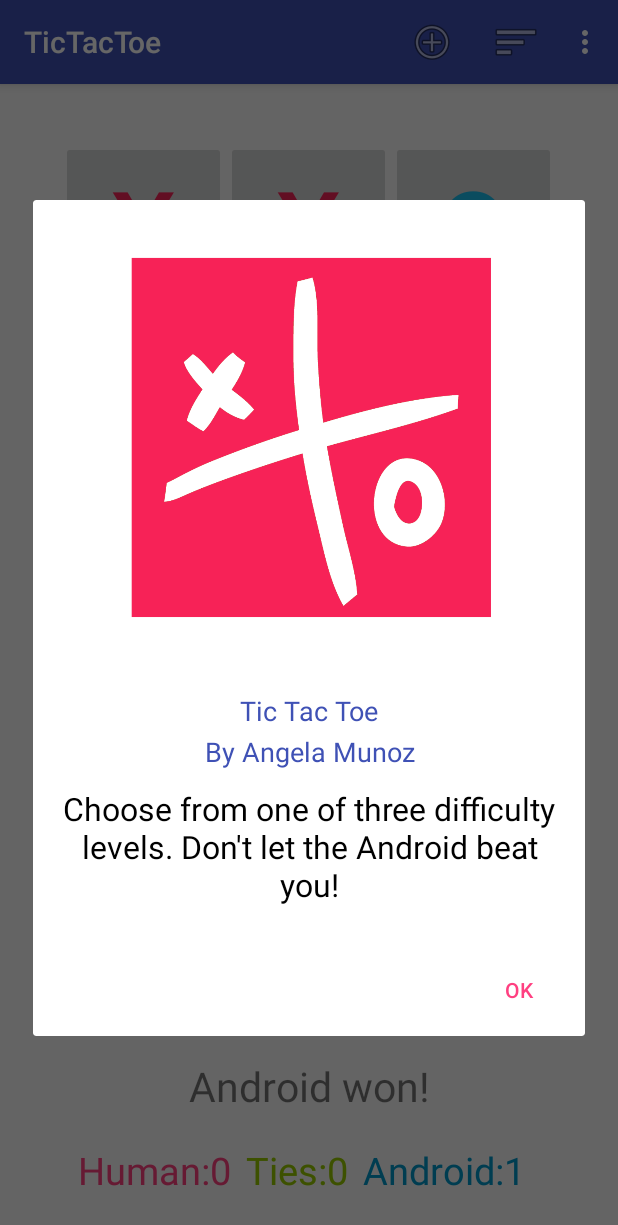
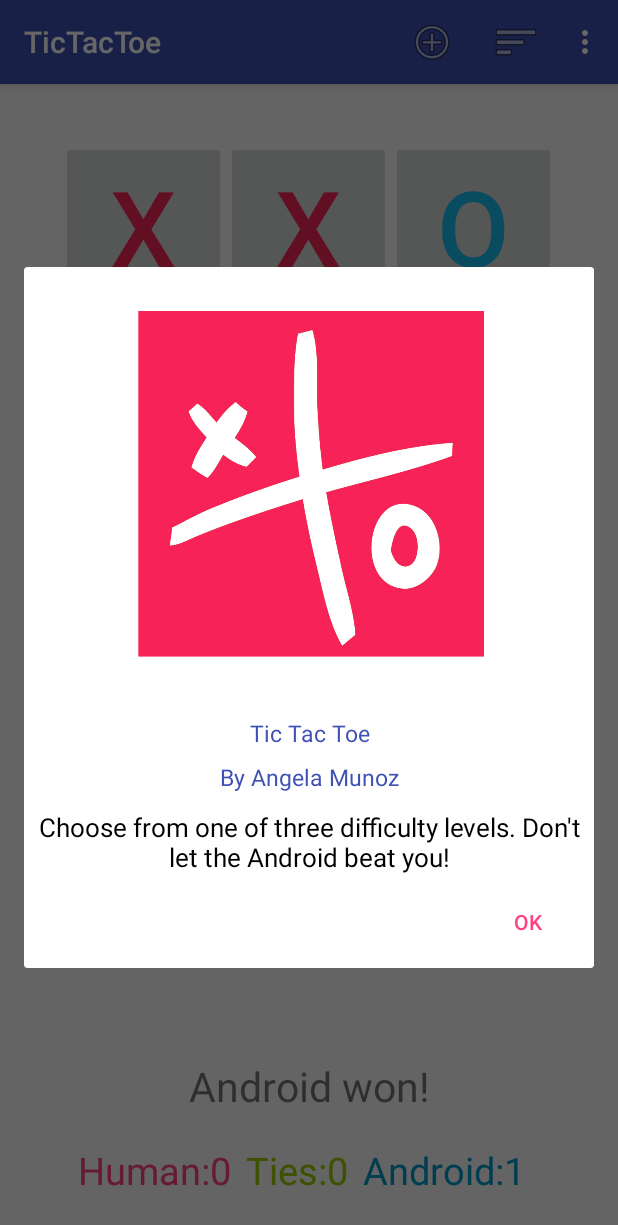
Before and after one commit to anmmunozme/desarrollo-de-aplicaciones-moviles, an Android app: the screen it shows after launch (MainActivity), in the options menu, after a tap on "About game", on a phone screen of 412 x 824 dp. Shown: the top 1225 px of the screen. Run offline under Robolectric (Android 15) with nearby library versions, the phone set to English and light mode, and no system bars.

Commit message:
reto 4 margin about

```diff
--- a/reto 4/TicTacToe/app/src/main/res/layout/about_dialog.xml
+++ b/reto 4/TicTacToe/app/src/main/res/layout/about_dialog.xml
@@ -11,88 +11,113 @@
 
 
     <LinearLayout
-        android:layout_width="368dp"
-        android:layout_height="495dp"
+        android:id="@+id/l"
+        android:layout_width="wrap_content"
+        android:layout_height="wrap_content"
         android:orientation="vertical"
-        tools:layout_editor_absoluteY="8dp"
         tools:layout_editor_absoluteX="8dp"
-        android:weightSum="1">
+        tools:layout_editor_absoluteY="8dp">
 
         <TableRow
-            android:layout_width="wrap_content"
-            android:layout_height="wrap_content" >
+            android:layout_width="match_parent"
+            android:layout_height="wrap_content"
+            android:layout_marginLeft="1dp"
+            android:layout_marginRight="1dp"
+            android:layout_weight="0.03">
 
             <ImageView
                 android:id="@+id/imageView"
-                android:layout_width="wrap_content"
-                android:layout_height="312dp"
-                android:layout_marginBottom="8dp"
-                android:layout_marginEnd="8dp"
-                android:layout_marginStart="8dp"
-                android:layout_marginTop="8dp"
+                android:layout_width="match_parent"
+                android:layout_height="300dp"
+                android:layout_marginLeft="1dp"
+                android:layout_marginRight="1dp"
+                android:layout_weight="1"
                 android:adjustViewBounds="false"
                 android:scaleType="centerInside"
+                android:src="@drawable/icon"
                 android:visibility="visible"
                 app:layout_constraintBottom_toBottomOf="parent"
                 app:layout_constraintLeft_toLeftOf="parent"
                 app:layout_constraintRight_toRightOf="parent"
                 app:layout_constraintTop_toTopOf="parent"
                 app:srcCompat="@drawable/icon"
-                android:src="@drawable/icon"
                 tools:layout_constraintBottom_creator="1"
                 tools:layout_constraintLeft_creator="1"
                 tools:layout_constraintRight_creator="1"
-                tools:layout_constraintTop_creator="1" />
+                tools:layout_constraintTop_creator="1"
+                tools:layout_conversion_absoluteHeight="312dp"
+                tools:layout_conversion_absoluteWidth="365dp"
+                tools:layout_conversion_absoluteX="9dp"
+                tools:layout_conversion_absoluteY="9dp" />
+        </TableRow>
+
+        <TableRow
+            android:layout_width="match_parent"
+            android:layout_height="29dp">
+
+            <TextView
+                android:id="@+id/textView3"
+                android:layout_width="match_parent"
+                android:layout_height="27dp"
+                android:layout_weight="1"
+                android:gravity="center_horizontal"
+                android:lines="2"
+                android:text="@string/by_name"
+                android:textColor="@color/colorPrimary"
+                android:textSize="15sp"
+                tools:layout_conversion_absoluteHeight="36dp"
+                tools:layout_conversion_absoluteWidth="368dp"
+                tools:layout_conversion_absoluteX="8dp"
+                tools:layout_conversion_absoluteY="352dp"
+                tools:layout_editor_absoluteX="8dp"
+                tools:layout_editor_absoluteY="352dp" />
 
         </TableRow>
 
         <TableRow
             android:layout_width="match_parent"
-            android:layout_height="27dp" >
+            android:layout_height="32dp">
 
             <TextView
                 android:id="@+id/textView"
                 android:layout_width="match_parent"
                 android:layout_height="wrap_content"
+                android:layout_weight="1"
                 android:gravity="center_horizontal"
                 android:lines="2"
-                android:text="@string/by_name"
+                android:text="@string/by"
                 android:textColor="@color/colorPrimary"
-                android:textSize="18sp" />
-
+                android:textSize="15sp"
+                tools:layout_conversion_absoluteHeight="27dp"
+                tools:layout_conversion_absoluteWidth="368dp"
+                tools:layout_conversion_absoluteX="8dp"
+                tools:layout_conversion_absoluteY="325dp"
+                tools:layout_editor_absoluteX="8dp"
+                tools:layout_editor_absoluteY="325dp" />
         </TableRow>
 
         <TableRow
             android:layout_width="match_parent"
-            android:layout_height="30dp"
-            android:layout_weight="0.20">
-
-            <TextView
-                android:id="@+id/textView3"
-                android:layout_width="match_parent"
-                android:layout_height="wrap_content"
-                android:gravity="center_horizontal"
-                android:lines="2"
-                android:text="@string/by"
-                android:textColor="@color/colorPrimary"
-                android:textSize="18sp" />
-
-        </TableRow>
-
-        <TableRow
-            android:layout_width="match_parent"
-            android:layout_height="wrap_content">
+            android:layout_height="wrap_content"
+            android:layout_weight="0.2">
 
             <TextView
                 android:id="@+id/textView2"
                 android:layout_width="match_parent"
-                android:layout_height="wrap_content"
-                android:layout_marginLeft="15dp"
-                android:layout_marginRight="15dp"
-                android:gravity="center_horizontal"
+                android:layout_height="match_parent"
+                android:layout_weight="1"
+                android:gravity="left"
+                android:maxLines="4"
                 android:text="@string/description"
+                android:textAlignment="center"
                 android:textColor="@android:color/black"
-                android:textSize="21sp" />
+                android:textSize="17sp"
+                tools:layout_conversion_absoluteHeight="41dp"
+                tools:layout_conversion_absoluteWidth="366dp"
+                tools:layout_conversion_absoluteX="9dp"
+                tools:layout_conversion_absoluteY="395dp"
+                tools:layout_editor_absoluteX="9dp"
+                tools:layout_editor_absoluteY="395dp" />
         </TableRow>
 
     </LinearLayout>
```
